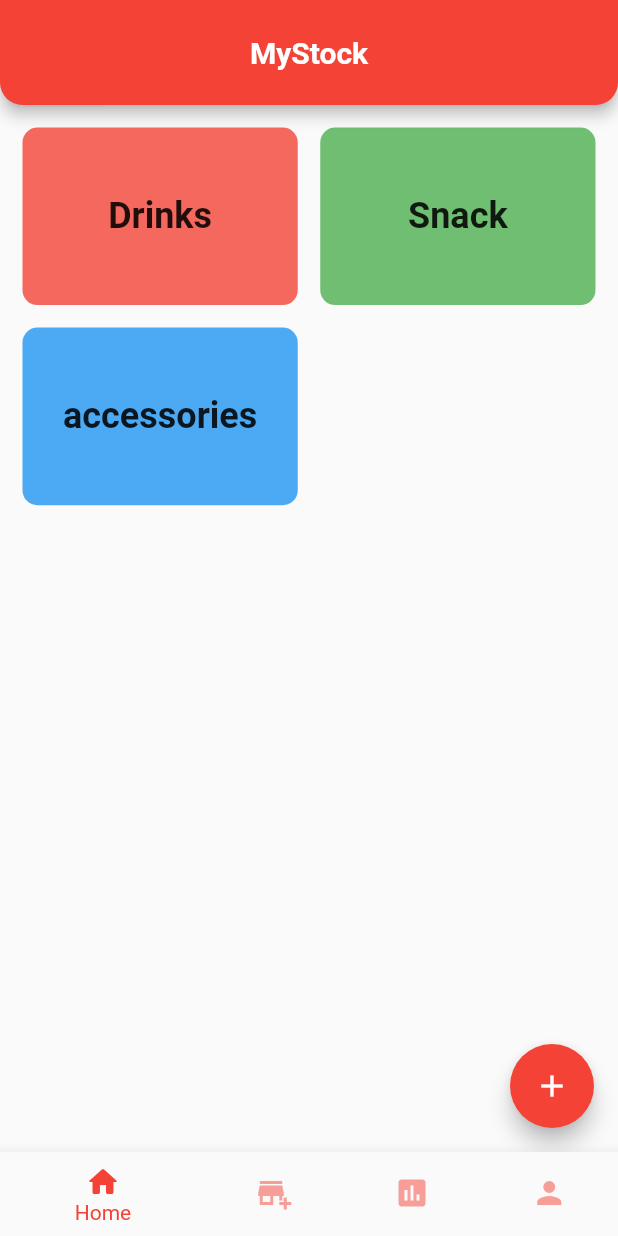
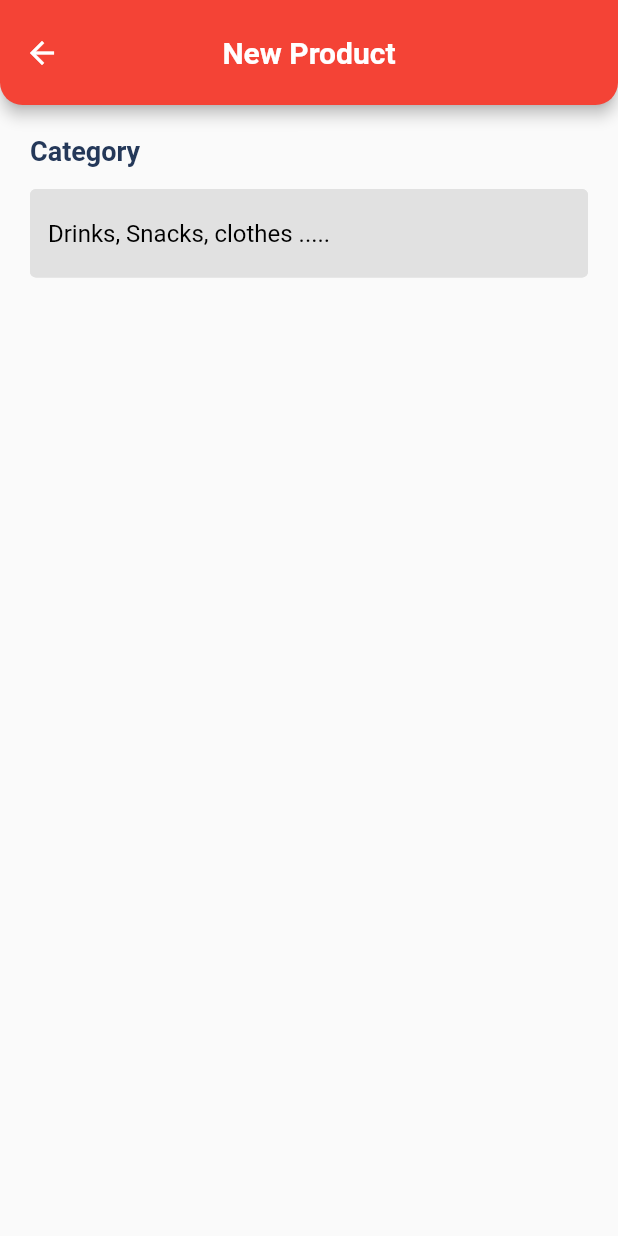
Before and after one commit to darot-chen/MyStockApp, a Flutter app: the screen it shows after launch, after a tap on the "add" icon, on a phone screen of 412 x 824 dp. Run offline on Flutter 3.47's test engine with Material 2 defaults, Android fonts, the phone set to English and light mode, and no system bars.

Commit message:
git pull origin

```diff
--- a/lib/main.dart
+++ b/lib/main.dart
@@ -1,5 +1,4 @@
 import 'package:flutter/material.dart';
-
 import 'screens/navigation_bar.dart';
 
 void main() {
@@ -10,6 +9,7 @@ class MyApp extends StatelessWidget {
   @override
   Widget build(BuildContext context) {
     return MaterialApp(
+      debugShowCheckedModeBanner: false,
       title: 'Flutter Demo',
       theme: ThemeData(
         primarySwatch: Colors.red,
--- /dev/null
+++ b/lib/screens/add_product.dart
@@ -0,0 +1,63 @@
+import 'package:flutter/material.dart';
+import 'package:my_stock/components/my_app_bar.dart';
+
+class AddProductPage extends StatefulWidget {
+  @override
+  _AddProductPageState createState() => _AddProductPageState();
+}
+
+class _AddProductPageState extends State<AddProductPage> {
+  @override
+  Widget build(BuildContext context) {
+    return Scaffold(
+      appBar: MyAppBar(title: 'New Product'),
+      body: _buildBody,
+    );
+  }
+
+  get _buildBody {
+    return Container(
+      padding: EdgeInsets.all(20),
+      child: ListView(
+        children: [
+          _buildCategory,
+          SizedBox(height: 15,),
+          _buildcat,
+        ],
+      ),
+    );
+  }
+
+  get _buildCategory {
+    return Container(
+      child: Text(
+        'Category',
+        style: TextStyle(
+          color: Color(0xFF243859),
+          fontSize: 18,
+          fontWeight: FontWeight.bold,
+        ),
+      ),
+    );
+  }
+
+  get _buildcat{
+    return Container(
+      decoration: BoxDecoration(
+        color: Color(0xFFE1E1E1),
+        borderRadius: BorderRadius.circular(4),
+      ),
+      child: TextField(
+        decoration: InputDecoration(
+          enabledBorder: OutlineInputBorder(
+            borderRadius: BorderRadius.circular(4),
+            borderSide: BorderSide(color: Color(0xFFE1E1E1)),
+          ),
+          border: OutlineInputBorder(),
+          hintText: "Drinks, Snacks, clothes .....",
+          hintStyle: TextStyle(color: Color(0xFF000000),),
+        ),
+      ),
+    );
+  }
+}
--- a/lib/screens/home.dart
+++ b/lib/screens/home.dart
@@ -1,6 +1,7 @@
 import 'package:flutter/material.dart';
 import 'package:my_stock/components/my_app_bar.dart';
 import 'package:my_stock/databases/categories_data.dart';
+import 'package:my_stock/screens/add_product.dart';
 
 class Home extends StatefulWidget {
   @override
@@ -45,7 +46,10 @@ class _HomeState extends State<Home> {
         ),
       ),
       floatingActionButton: FloatingActionButton(
-        onPressed: () {},
+        onPressed: () {
+          Navigator.push(context,
+              MaterialPageRoute(builder: (context) => AddProductPage()));
+        },
         foregroundColor: Colors.white,
         child: Icon(Icons.add),
       ),
```
Also changed, not shown: 5 other files.
